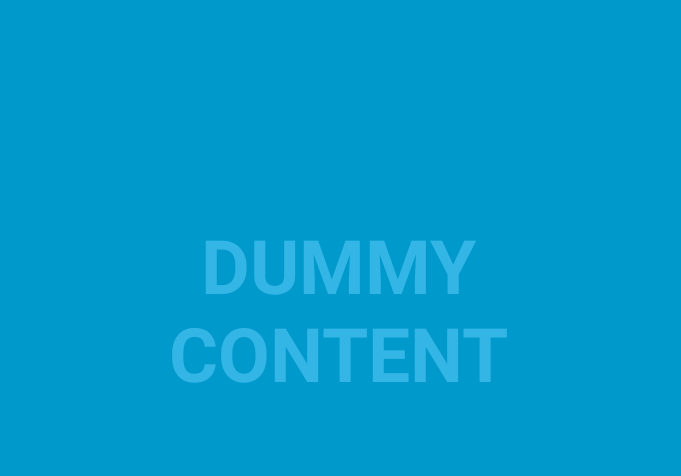
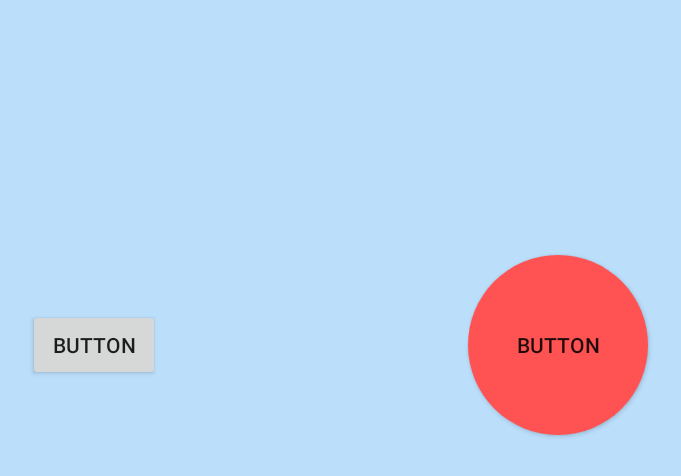
Before and after one commit to SSBB231/Connect4App, an Android app: the screen it shows after launch (MainScreen), on a phone screen of 824 x 412 dp (held sideways). Shown: the top 476 px of the screen, without its empty margins (280-961 px from the left). Run offline under Robolectric (Android 15) with nearby library versions, the phone set to English and light mode, and no system bars.

Commit message:
Made round button, yay!

```diff
--- /dev/null
+++ b/app/src/main/res/drawable/round_button.xml
@@ -0,0 +1,14 @@
+<?xml version="1.0" encoding="utf-8" ?>
+<selector xmlns:android="http://schemas.android.com/apk/res/android">
+    <!--  Non focused states
+     -->
+    <item android:state_focused="false" android:state_selected="false" android:state_pressed="false" android:drawable="@drawable/round_unpress" />
+    <item android:state_focused="false" android:state_selected="true" android:state_pressed="false" android:drawable="@drawable/round_unpress" />
+    <!--&lt;!&ndash;  Focused states-->
+     <!--&ndash;&gt;-->
+    <!--<item android:state_focused="true" android:state_selected="false" android:state_pressed="false" android:drawable="@drawable/button_focus" />-->
+    <!--<item android:state_focused="true" android:state_selected="true" android:state_pressed="false" android:drawable="@drawable/button_focus" />-->
+    <!--  Pressed
+     -->
+    <item android:state_pressed="true" android:drawable="@drawable/round_press" />
+</selector>
--- /dev/null
+++ b/app/src/main/res/drawable/round_press.xml
@@ -0,0 +1,12 @@
+<?xml version="1.0" encoding="utf-8"?>
+<shape
+    xmlns:android="http://schemas.android.com/apk/res/android"
+    android:shape="oval">
+
+    <solid
+        android:color="#e53935"/>
+
+    <size
+        android:width="120dp"
+        android:height="120dp"/>
+</shape>
--- /dev/null
+++ b/app/src/main/res/drawable/round_unpress.xml
@@ -0,0 +1,12 @@
+<?xml version="1.0" encoding="utf-8"?>
+<shape
+    xmlns:android="http://schemas.android.com/apk/res/android"
+    android:shape="oval">
+
+    <solid
+        android:color="#ff5252"/>
+
+    <size
+        android:width="120dp"
+        android:height="120dp"/>
+</shape>
--- a/app/src/main/res/layout/activity_fullscreen.xml
+++ b/app/src/main/res/layout/activity_fullscreen.xml
@@ -1,23 +1,14 @@
 <FrameLayout xmlns:android="http://schemas.android.com/apk/res/android"
+    xmlns:app="http://schemas.android.com/apk/res-auto"
     xmlns:tools="http://schemas.android.com/tools"
     android:layout_width="match_parent"
     android:layout_height="match_parent"
-    android:background="#0099cc"
+    android:background="#bbdefb"
     tools:context="com.example.ssbb231.connect4.MainScreen">
 
     <!-- The primary full-screen view. This can be replaced with whatever view
          is needed to present your content, e.g. VideoView, SurfaceView,
          TextureView, etc. -->
-    <TextView
-        android:id="@+id/fullscreen_content"
-        android:layout_width="match_parent"
-        android:layout_height="match_parent"
-        android:gravity="center"
-        android:keepScreenOn="true"
-        android:text="@string/dummy_content"
-        android:textColor="#33b5e5"
-        android:textSize="50sp"
-        android:textStyle="bold" />
 
     <!-- This FrameLayout insets its children based on system windows using
          android:fitsSystemWindows. -->
@@ -45,6 +36,39 @@
                 android:text="@string/dummy_button" />
 
         </LinearLayout>
+
+        <android.support.constraint.ConstraintLayout
+            android:id="@+id/fullscreen_content"
+            android:layout_width="match_parent"
+            android:layout_height="match_parent"
+            android:gravity="center"
+            android:keepScreenOn="true"
+            android:text="@string/dummy_content"
+            android:textColor="#80cbc4"
+            android:textSize="50sp"
+            android:textStyle="bold">
+
+            <Button
+                android:id="@+id/button9"
+                android:background="@drawable/round_button"
+                android:layout_width="wrap_content"
+                android:layout_height="wrap_content"
+                android:text="Button"
+                app:layout_constraintRight_toRightOf="parent"
+                app:layout_constraintTop_toTopOf="parent"
+                app:layout_constraintBottom_toBottomOf="parent"
+                app:layout_constraintLeft_toRightOf="@+id/button7" />
+
+            <Button
+                android:id="@+id/button7"
+                android:layout_width="wrap_content"
+                android:layout_height="wrap_content"
+                android:text="Button"
+                app:layout_constraintTop_toTopOf="parent"
+                app:layout_constraintBottom_toBottomOf="parent"
+                app:layout_constraintLeft_toLeftOf="parent"
+                app:layout_constraintRight_toLeftOf="@+id/button9" />
+        </android.support.constraint.ConstraintLayout>
     </FrameLayout>
 
 </FrameLayout>
```
